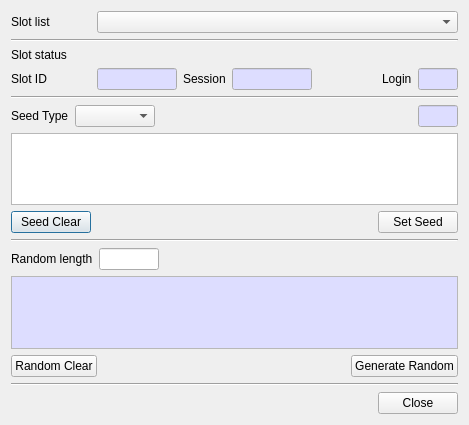
Old version of the form CryptokiMan/rand_dlg.ui in the repository jykim74/CryptokiMan.
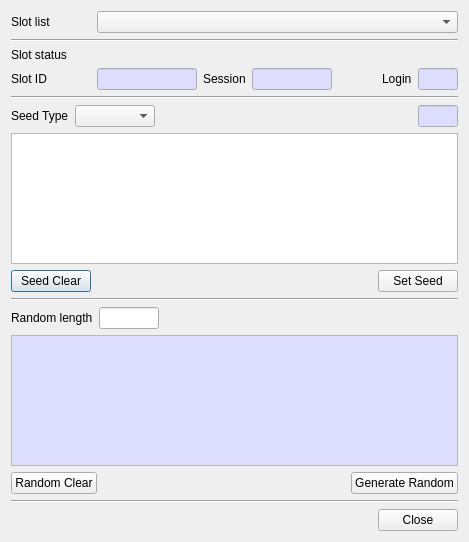
New version of the form.

```diff
--- a/CryptokiMan/rand_dlg.ui
+++ b/CryptokiMan/rand_dlg.ui
@@ -7,7 +7,7 @@
     <x>0</x>
     <y>0</y>
     <width>469</width>
-    <height>425</height>
+    <height>542</height>
    </rect>
   </property>
   <property name="windowTitle">
@@ -80,7 +80,7 @@
       <widget class="QLineEdit" name="mSlotIDText">
        <property name="maximumSize">
         <size>
-         <width>80</width>
+         <width>100</width>
          <height>16777215</height>
         </size>
        </property>
```
